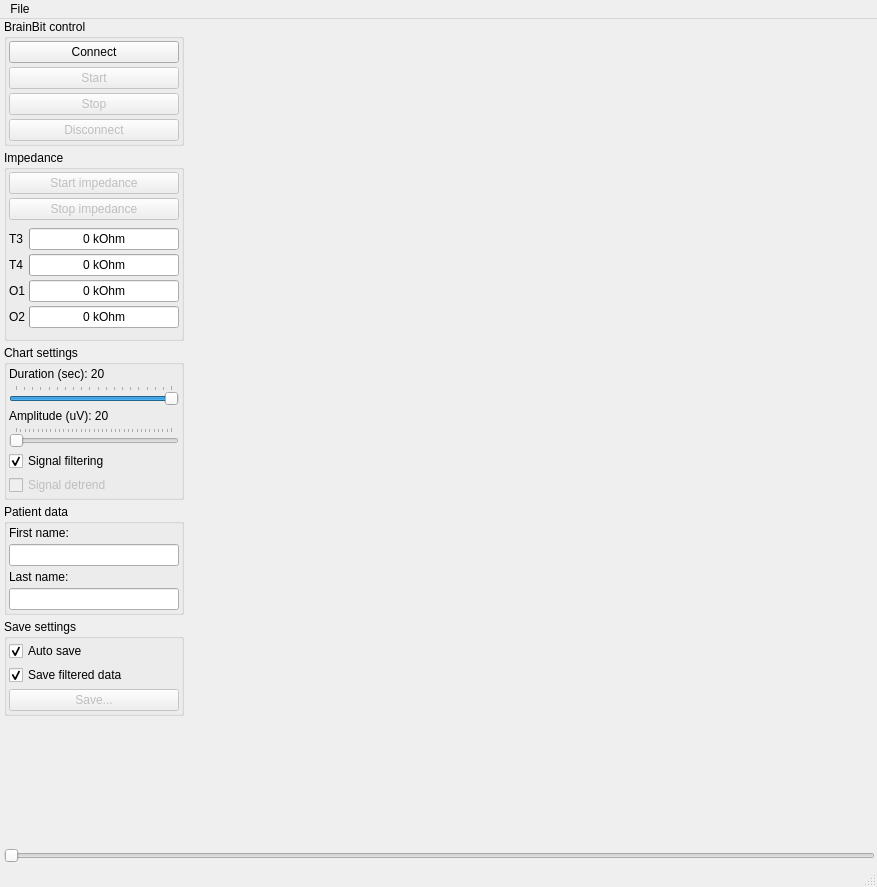
Qt form UI/mainwindow.ui (ZarkSPb/BB_Python) before a commit.
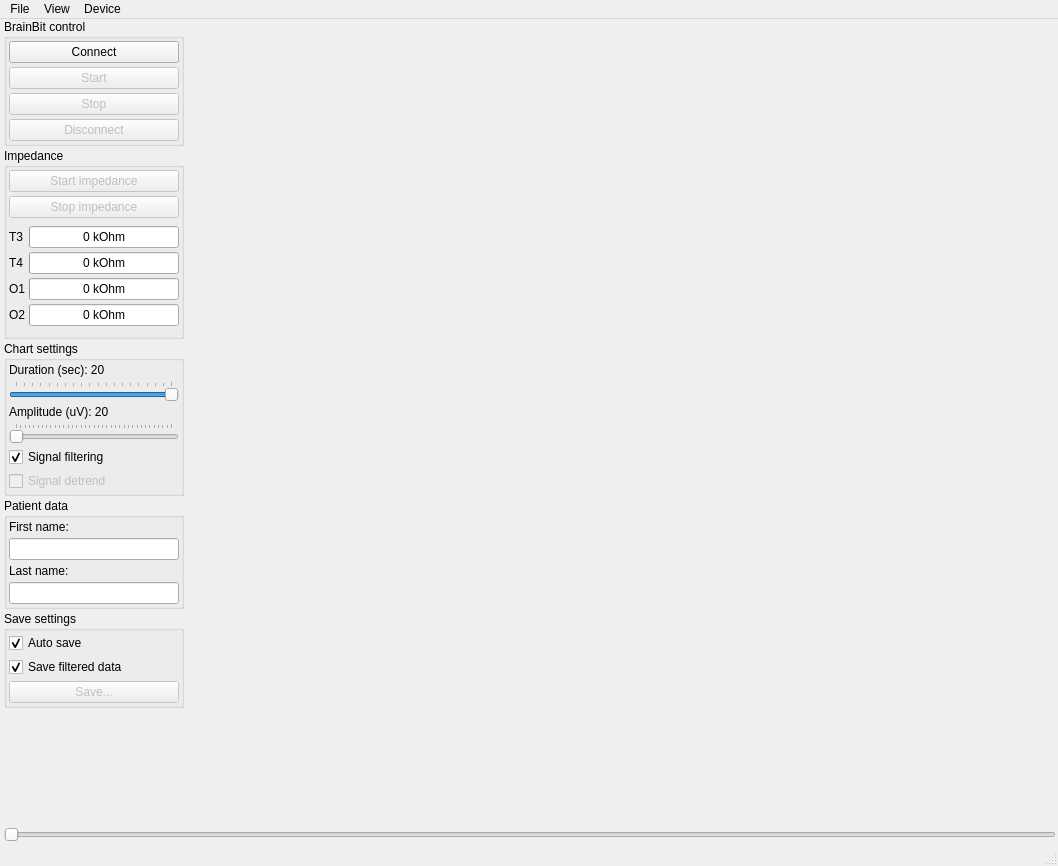
The same form after that commit.

Commit message: Add items to main menu

The edit to the form file:
```diff
--- a/UI/mainwindow.ui
+++ b/UI/mainwindow.ui
@@ -6,8 +6,8 @@
    <rect>
     <x>0</x>
     <y>0</y>
-    <width>877</width>
-    <height>887</height>
+    <width>1058</width>
+    <height>866</height>
    </rect>
   </property>
   <property name="windowTitle">
@@ -34,7 +34,7 @@
      <widget class="QWidget" name="WidgetControl" native="true">
       <property name="minimumSize">
        <size>
-        <width>180</width>
+        <width>0</width>
         <height>0</height>
        </size>
       </property>
@@ -46,7 +46,7 @@
       </property>
       <layout class="QVBoxLayout" name="verticalLayout">
        <property name="spacing">
-        <number>4</number>
+        <number>2</number>
        </property>
        <property name="leftMargin">
         <number>0</number>
@@ -416,6 +416,9 @@
           </item>
           <item>
            <widget class="QSlider" name="SliderDuration">
+            <property name="enabled">
+             <bool>true</bool>
+            </property>
             <property name="minimum">
              <number>1</number>
             </property>
@@ -671,7 +674,7 @@
     <rect>
      <x>0</x>
      <y>0</y>
-     <width>877</width>
+     <width>1058</width>
      <height>22</height>
     </rect>
    </property>
@@ -683,7 +686,29 @@
     <addaction name="separator"/>
     <addaction name="actionExit"/>
    </widget>
+   <widget class="QMenu" name="menuView">
+    <property name="title">
+     <string>View</string>
+    </property>
+    <addaction name="actionControl_panel"/>
+    <addaction name="separator"/>
+    <addaction name="actionRhytm_window"/>
+   </widget>
+   <widget class="QMenu" name="menuDevice">
+    <property name="title">
+     <string>Device</string>
+    </property>
+    <addaction name="actionConnect"/>
+    <addaction name="actionStart"/>
+    <addaction name="actionStop"/>
+    <addaction name="actionDisconnect"/>
+    <addaction name="separator"/>
+    <addaction name="actionStart_impedance"/>
+    <addaction name="actionStop_impedance"/>
+   </widget>
    <addaction name="menuFile"/>
+   <addaction name="menuView"/>
+   <addaction name="menuDevice"/>
   </widget>
   <widget class="QStatusBar" name="statusbar">
    <property name="sizeGripEnabled">
```
Left out of the diff: 275 changed lines with no effect on the pictures. The commit also changes 5 other files.
